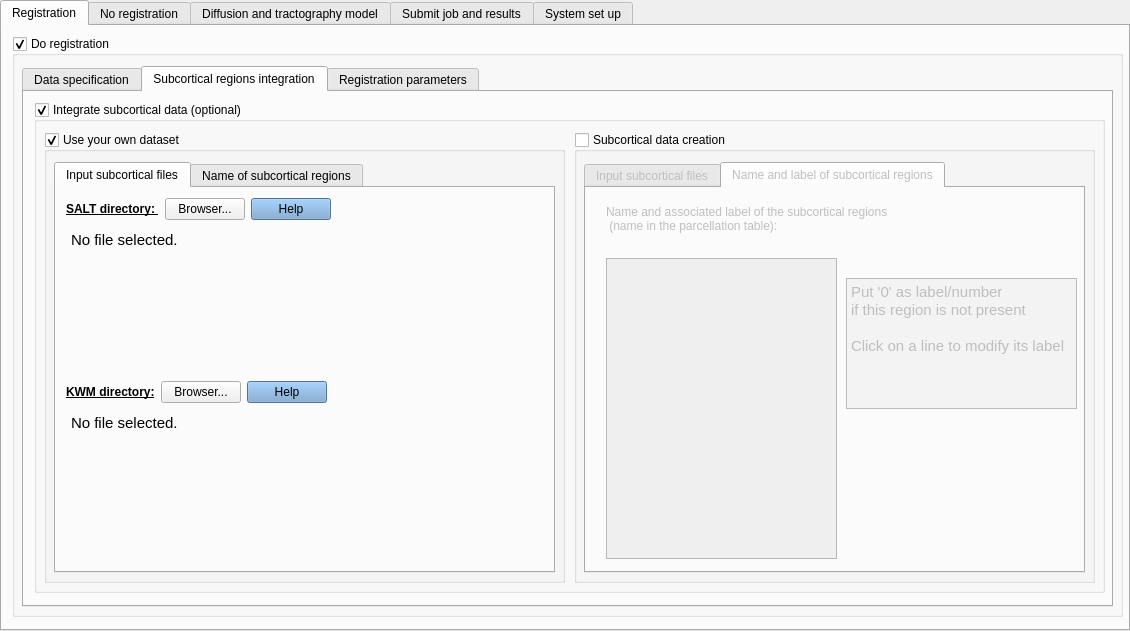
The window that interface_tab.ui (elodiepiot/CONTINUITY_all) describes before a commit, drawn with Qt 5.
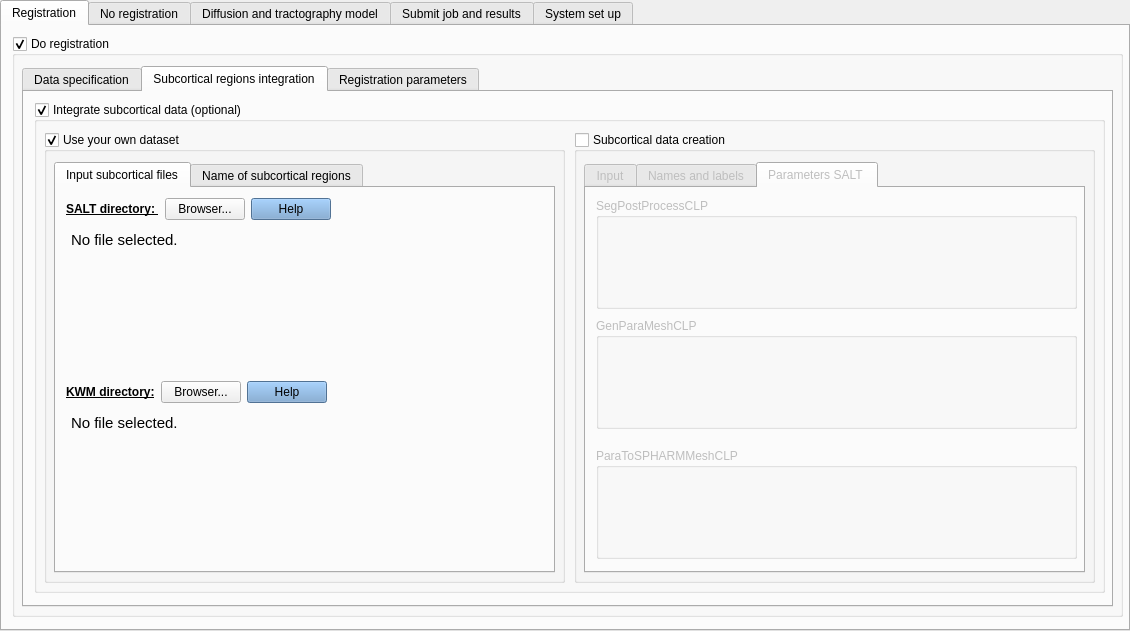
The same window after the commit.

Commit message: ENH: QInuputBox to change label

Patch:
```diff
--- a/interface_tab.ui
+++ b/interface_tab.ui
@@ -1202,11 +1202,11 @@
           </rect>
          </property>
          <property name="currentIndex">
-          <number>1</number>
+          <number>2</number>
          </property>
          <widget class="QWidget" name="tab_12">
           <attribute name="title">
-           <string>Input subcortical files</string>
+           <string>Input</string>
           </attribute>
           <widget class="QTextEdit" name="question_SALT_textEdit_3">
            <property name="geometry">
@@ -1341,7 +1341,7 @@
          </widget>
          <widget class="QWidget" name="tab_name_sc_region_3">
           <attribute name="title">
-           <string>Name and label of subcortical regions</string>
+           <string>Names and labels</string>
           </attribute>
           <widget class="QTextEdit" name="color_sc_textEdit_3">
            <property name="geometry">
@@ -1417,6 +1417,50 @@
           <zorder>sc_regions_labels_listWidget</zorder>
           <zorder>error_label</zorder>
          </widget>
+         <widget class="QWidget" name="tab_18">
+          <attribute name="title">
+           <string>Parameters SALT </string>
+          </attribute>
+          <widget class="QGroupBox" name="groupBox_9">
+           <property name="geometry">
+            <rect>
+             <x>10</x>
+             <y>10</y>
+             <width>481</width>
+             <height>111</height>
+            </rect>
+           </property>
+           <property name="title">
+            <string>SegPostProcessCLP</string>
+           </property>
+          </widget>
+          <widget class="QGroupBox" name="groupBox_16">
+           <property name="geometry">
+            <rect>
+             <x>10</x>
+             <y>130</y>
+             <width>481</width>
+             <height>111</height>
+            </rect>
+           </property>
+           <property name="title">
+            <string>GenParaMeshCLP</string>
+           </property>
+          </widget>
+          <widget class="QGroupBox" name="groupBox_17">
+           <property name="geometry">
+            <rect>
+             <x>10</x>
+             <y>260</y>
+             <width>481</width>
+             <height>111</height>
+            </rect>
+           </property>
+           <property name="title">
+            <string>ParaToSPHARMMeshCLP</string>
+           </property>
+          </widget>
+         </widget>
         </widget>
        </widget>
        <widget class="QGroupBox" name="own_sc_groupBox">
```
